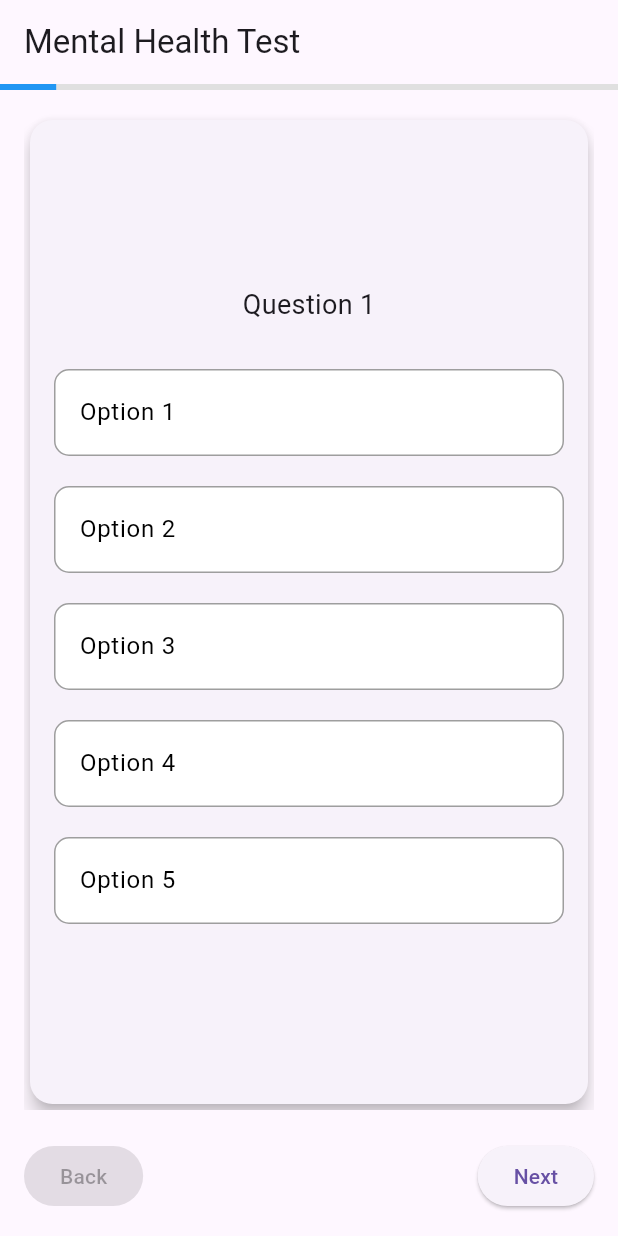
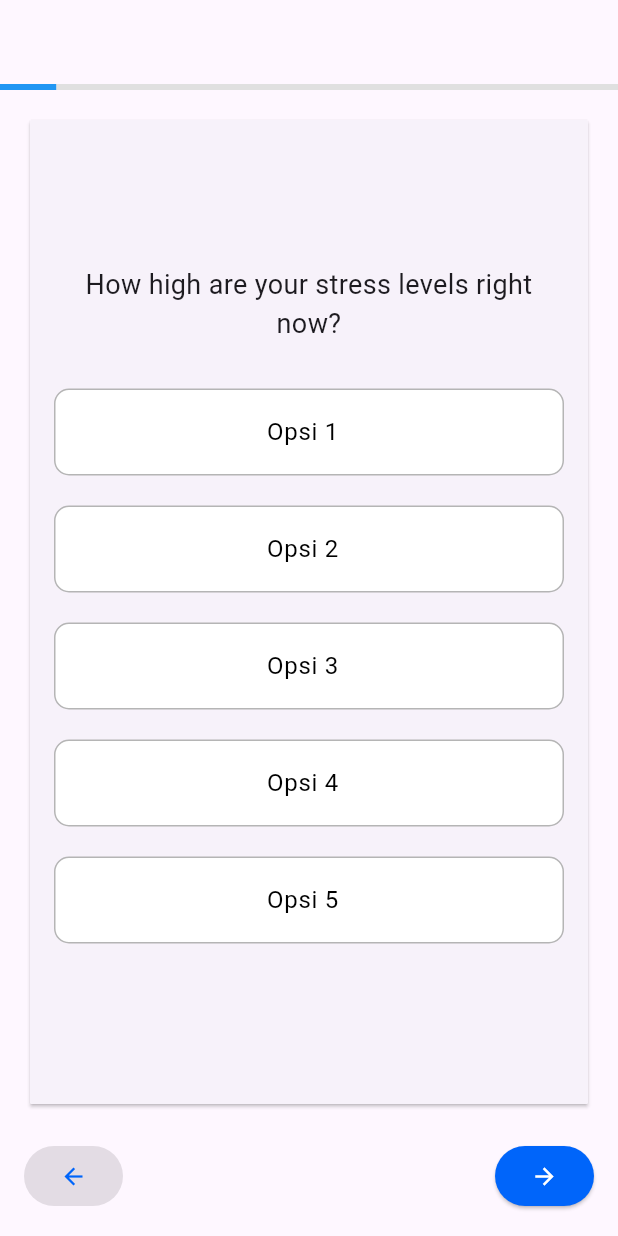
Before and after one commit to muamarzidan/MindWell, a Flutter app: the MentalHealthTestPage screen opened by its route, on a phone screen of 412 x 824 dp. Run offline on Flutter 3.47's test engine with Material 3 defaults, Android fonts, the phone set to English and light mode, and no system bars; our stand-ins replace firebase_auth, firebase_core, font_awesome_flutter, google_sign_in, smooth_page_indicator; accounts and stored records are empty.

Commit message:
feat: adjust QUIZ

```diff
--- a/lib/presentation/testMental/test_mentalHealth.dart
+++ b/lib/presentation/testMental/test_mentalHealth.dart
@@ -1,4 +1,5 @@
 import 'package:flutter/material.dart';
+import 'package:mindwell/theme/color.dart';
 
 class MentalHealthTestPage extends StatefulWidget {
   const MentalHealthTestPage({Key? key}) : super(key: key);
@@ -11,20 +12,19 @@ class _MentalHealthTestPageState extends State<MentalHealthTestPage> {
   PageController _pageController = PageController();
   int _currentPage = 0;
   List<String> _questions = [
-    'Question 1',
-    'Question 2',
-    'Question 3',
-    'Question 4',
-    'Question 5',
-    'Question 6',
-    'Question 7',
-    'Question 8',
-    'Question 9',
-    'Question 10',
-    'Feedback',
+    'How high are your stress levels right now?',
+    'Are you experiencing symptoms of anxiety or depression?',
+    'How is your sleep quality?',
+    'To what extent do you feel balanced between work and personal life?',
+    'Do you have realistic goals and expectations?',
+    'What is your self-esteem level?',
+    'Have you or people around you noticed drastic changes in your behavior or mood?',
+    'Do you use addictive substances such as alcohol or drugs?',
+    'Pertanyaan 9',
+    'Pertanyaan 10',
+    'What do you expect after you get our service?',
   ];
 
-  // List untuk menyimpan pilihan jawaban yang dipilih oleh pengguna
   List<String?> _selectedOptions = List.filled(11, null);
 
   @override
@@ -33,14 +33,13 @@ class _MentalHealthTestPageState extends State<MentalHealthTestPage> {
 
     return Scaffold(
       appBar: AppBar(
-        title: const Text('Mental Health Test'),
         automaticallyImplyLeading: false,
         bottom: PreferredSize(
           preferredSize: const Size.fromHeight(4),
           child: LinearProgressIndicator(
             value: progress,
             backgroundColor: Colors.grey[300],
-            valueColor: AlwaysStoppedAnimation<Color>(Colors.blue),
+            valueColor: const AlwaysStoppedAnimation<Color>(Colors.blue),
           ),
         ),
       ),
@@ -73,9 +72,8 @@ class _MentalHealthTestPageState extends State<MentalHealthTestPage> {
 
   Widget _buildQuestionCard(String question, int index) {
   return Card(
-      elevation: 5,
     shape: RoundedRectangleBorder(
-        borderRadius: BorderRadius.circular(15),
+      borderRadius: BorderRadius.circular(1),
     ),
     child: Padding(
       padding: const EdgeInsets.all(16.0),
@@ -85,6 +83,7 @@ class _MentalHealthTestPageState extends State<MentalHealthTestPage> {
           Text(
             question,
             style: const TextStyle(fontSize: 18),
+            textAlign: TextAlign.center,
           ),
           const SizedBox(height: 20),
           _currentPage == 10 ? _buildFeedbackBox() : _buildOptions(index),
@@ -97,11 +96,11 @@ class _MentalHealthTestPageState extends State<MentalHealthTestPage> {
   Widget _buildOptions(int questionIndex) {
     return Column(
       children: [
-        _buildOption('Option 1', questionIndex),
-        _buildOption('Option 2', questionIndex),
-        _buildOption('Option 3', questionIndex),
-        _buildOption('Option 4', questionIndex),
-        _buildOption('Option 5', questionIndex),
+        _buildOption('Opsi 1', questionIndex),
+        _buildOption('Opsi 2', questionIndex),
+        _buildOption('Opsi 3', questionIndex),
+        _buildOption('Opsi 4', questionIndex),
+        _buildOption('Opsi 5', questionIndex),
       ],
     );
   }
@@ -115,13 +114,14 @@ class _MentalHealthTestPageState extends State<MentalHealthTestPage> {
       decoration: BoxDecoration(
         color: isSelected ? Colors.blue : Colors.white,
         border: Border.all(
-          color: Colors.grey,
+          color: const Color.fromARGB(255, 181, 181, 181),
           width: 1,
         ),
         borderRadius: BorderRadius.circular(10),
       ),
       child: ListTile(
         title: Text(
+          textAlign: TextAlign.center,
           optionText,
           style: TextStyle(
             color: isSelected ? Colors.white : Colors.black,
@@ -141,8 +141,8 @@ class _MentalHealthTestPageState extends State<MentalHealthTestPage> {
       child: TextField(
         decoration: const InputDecoration(
           border: OutlineInputBorder(),
-          labelText: 'Feedback',
         ),
+        maxLines: 5,
         onChanged: (feedback) {},
       ),
     );
@@ -161,7 +161,11 @@ class _MentalHealthTestPageState extends State<MentalHealthTestPage> {
               curve: Curves.easeInOut,
             );
           },
-          child: const Text('Back'),
+    style: ElevatedButton.styleFrom(
+      foregroundColor: Color.fromARGB(255, 255, 255, 255),
+      backgroundColor: const Color.fromARGB(255, 255, 255, 255),
+    ),
+    child: const Icon(Icons.arrow_back, color: AppColors.primaryColor),
         ),
         ElevatedButton(
           onPressed: () {
@@ -174,9 +178,13 @@ class _MentalHealthTestPageState extends State<MentalHealthTestPage> {
               );
             }
           },
+          style: ElevatedButton.styleFrom(
+            foregroundColor: AppColors.primaryColor,
+            backgroundColor: AppColors.primaryColor,
+          ),
           child: _currentPage == _questions.length - 1
-              ? const Text('Submit')
-              : const Text('Next'),
+              ? const Text('Submit', style: TextStyle(color: Colors.white))
+              : const Icon(Icons.arrow_forward, color: Colors.white),
         ),
       ],
     );
```
Also changed, not shown: lib/presentation/testMental/result_test_mentalHealth.dart (+60 -7 lines). Lines whose indentation alone changed are shown as unchanged.
